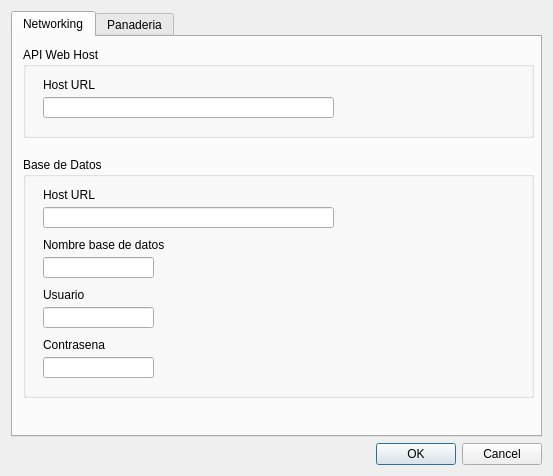
Before: the Qt Designer form src/ui/ui_forms/preferencespanel.ui in richin13/bollo, drawn with Qt 5.
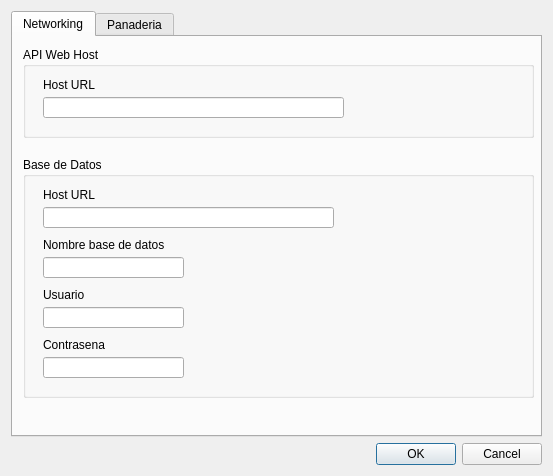
After: the same form once the commit is applied.

What changed in the file:
```diff
--- a/src/ui/ui_forms/preferencespanel.ui
+++ b/src/ui/ui_forms/preferencespanel.ui
@@ -70,7 +70,7 @@
            <rect>
             <x>20</x>
             <y>50</y>
-            <width>291</width>
+            <width>301</width>
             <height>21</height>
            </rect>
           </property>
@@ -132,7 +132,7 @@
            <rect>
             <x>20</x>
             <y>100</y>
-            <width>111</width>
+            <width>141</width>
             <height>21</height>
            </rect>
           </property>
@@ -155,7 +155,7 @@
            <rect>
             <x>20</x>
             <y>150</y>
-            <width>111</width>
+            <width>141</width>
             <height>21</height>
            </rect>
           </property>
@@ -178,7 +178,7 @@
            <rect>
             <x>20</x>
             <y>200</y>
-            <width>111</width>
+            <width>141</width>
             <height>21</height>
            </rect>
           </property>
```
